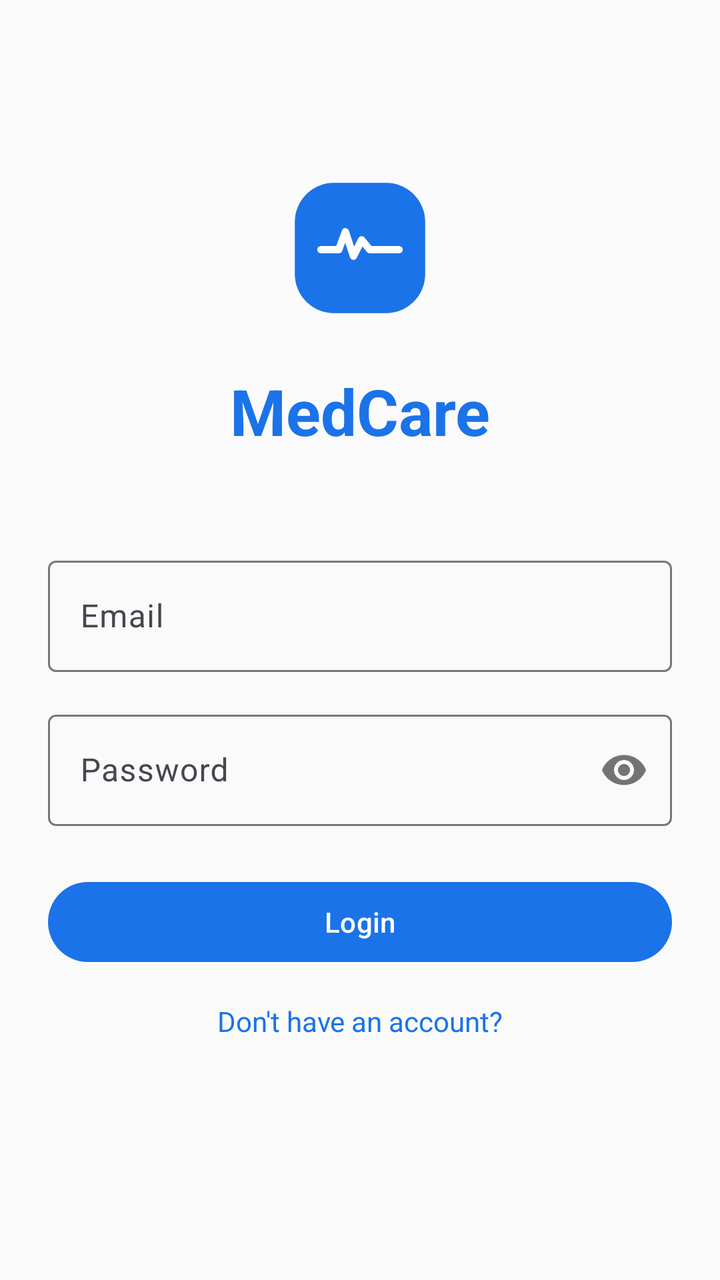
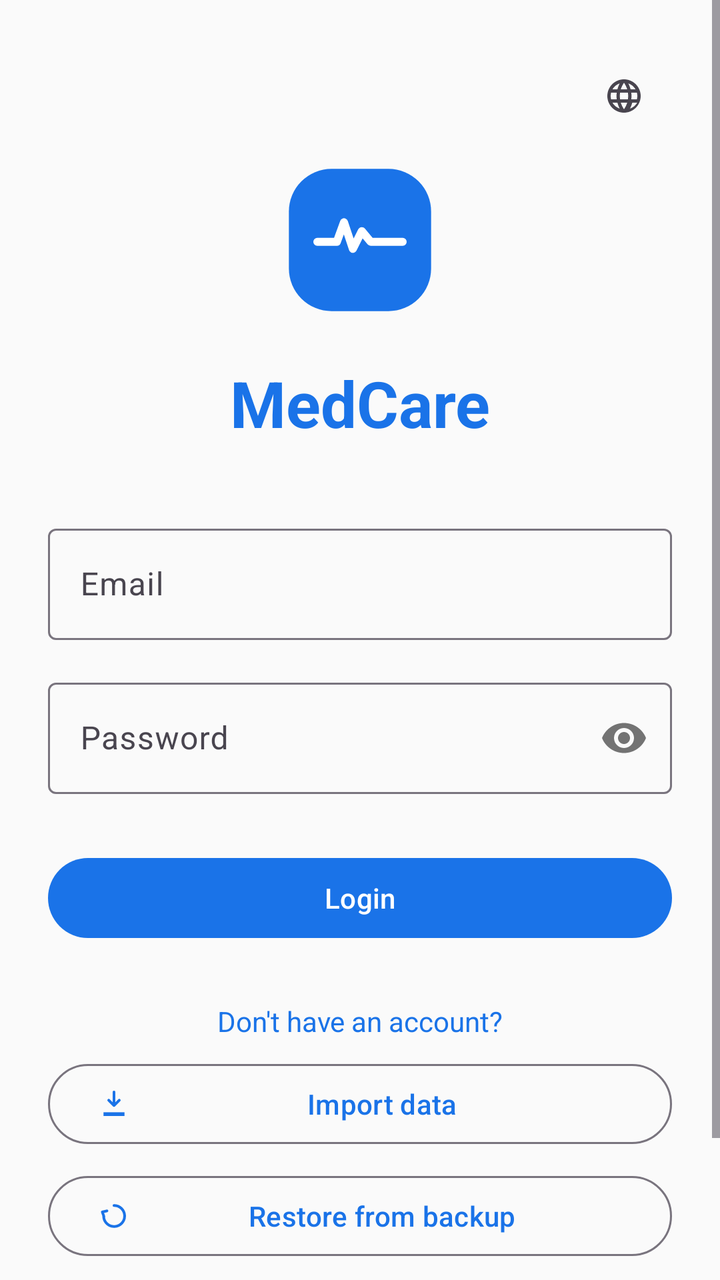

Compare the two renders of this Android layout. The source of the first and the diff that turns it into the second are given below.
<!-- AndroidManifest.xml: application theme Theme.MedCare -->
<!-- res/layout/fragment_login.xml -->
<?xml version="1.0" encoding="utf-8"?>
<ScrollView xmlns:android="http://schemas.android.com/apk/res/android"
    xmlns:app="http://schemas.android.com/apk/res-auto"
    android:layout_width="match_parent"
    android:layout_height="match_parent">

    <androidx.constraintlayout.widget.ConstraintLayout
        android:layout_width="match_parent"
        android:layout_height="wrap_content"
        android:padding="@dimen/margin_large">

        <ImageView
            android:id="@+id/app_logo"
            android:layout_width="88dp"
            android:layout_height="88dp"
            android:layout_marginTop="56dp"
            android:contentDescription="@string/app_name"
            android:src="@drawable/ic_app_logo"
            app:layout_constraintEnd_toEndOf="parent"
            app:layout_constraintStart_toStartOf="parent"
            app:layout_constraintTop_toTopOf="parent" />

        <TextView
            android:id="@+id/app_title"
            android:layout_width="wrap_content"
            android:layout_height="wrap_content"
            android:layout_marginTop="16dp"
            android:text="@string/app_name"
            android:textAppearance="@style/TextAppearance.Material3.HeadlineLarge"
            android:textColor="?attr/colorPrimary"
            android:textStyle="bold"
            app:layout_constraintEnd_toEndOf="parent"
            app:layout_constraintStart_toStartOf="parent"
            app:layout_constraintTop_toBottomOf="@id/app_logo" />

        <com.google.android.material.textfield.TextInputLayout
            android:id="@+id/email_layout"
            style="@style/Widget.Material3.TextInputLayout.OutlinedBox"
            android:layout_width="0dp"
            android:layout_height="wrap_content"
            android:layout_marginTop="48dp"
            android:hint="@string/email"
            app:layout_constraintEnd_toEndOf="parent"
            app:layout_constraintStart_toStartOf="parent"
            app:layout_constraintTop_toBottomOf="@id/app_title">

            <com.google.android.material.textfield.TextInputEditText
                android:id="@+id/email_input"
                android:layout_width="match_parent"
                android:layout_height="wrap_content"
                android:inputType="textEmailAddress"
                android:imeOptions="actionNext" />
        </com.google.android.material.textfield.TextInputLayout>

        <com.google.android.material.textfield.TextInputLayout
            android:id="@+id/password_layout"
            style="@style/Widget.Material3.TextInputLayout.OutlinedBox"
            android:layout_width="0dp"
            android:layout_height="wrap_content"
            android:layout_marginTop="16dp"
            android:hint="@string/password"
            app:passwordToggleEnabled="true"
            app:layout_constraintEnd_toEndOf="parent"
            app:layout_constraintStart_toStartOf="parent"
            app:layout_constraintTop_toBottomOf="@id/email_layout">

            <com.google.android.material.textfield.TextInputEditText
                android:id="@+id/password_input"
                android:layout_width="match_parent"
                android:layout_height="wrap_content"
                android:inputType="textPassword"
                android:imeOptions="actionDone" />
        </com.google.android.material.textfield.TextInputLayout>

        <com.google.android.material.button.MaterialButton
            android:id="@+id/login_button"
            android:layout_width="0dp"
            android:layout_height="wrap_content"
            android:layout_marginTop="24dp"
            android:text="@string/login"
            app:layout_constraintEnd_toEndOf="parent"
            app:layout_constraintStart_toStartOf="parent"
            app:layout_constraintTop_toBottomOf="@id/password_layout" />

        <TextView
            android:id="@+id/register_link"
            android:layout_width="wrap_content"
            android:layout_height="wrap_content"
            android:layout_marginTop="16dp"
            android:layout_marginBottom="24dp"
            android:text="@string/no_account"
            android:textColor="?attr/colorPrimary"
            app:layout_constraintEnd_toEndOf="parent"
            app:layout_constraintStart_toStartOf="parent"
            app:layout_constraintTop_toBottomOf="@id/login_button" />

    </androidx.constraintlayout.widget.ConstraintLayout>
</ScrollView>
<!-- resources referenced by this layout -->
<resources>
  <!-- drawable ic_app_logo (drawable) -->
  <?xml version="1.0" encoding="utf-8"?>
  <vector xmlns:android="http://schemas.android.com/apk/res/android"
      android:width="108dp"
      android:height="108dp"
      android:viewportWidth="108"
      android:viewportHeight="108">
  
      
      <path
          android:fillColor="?attr/colorPrimary"
          android:pathData="M38,14 h32 a24,24 0 0 1 24,24 v32 a24,24 0 0 1 -24,24 h-32 a24,24 0 0 1 -24,-24 v-32 a24,24 0 0 1 24,-24 z" />
  
      
      <path
          android:pathData="M30,55 L41,55 L45,44 L50,59 L55,49 L60,55 L78,55"
          android:fillColor="#00000000"
          android:strokeColor="?attr/colorOnPrimary"
          android:strokeWidth="4.5"
          android:strokeLineCap="round"
          android:strokeLineJoin="round" />
  </vector>
  <!-- unchanged entries left out for length: 29 -->
</resources>

<!-- the commit's change to res/layout/fragment_login.xml (unified diff, before → after) -->
@@ -2,18 +2,30 @@
 <ScrollView xmlns:android="http://schemas.android.com/apk/res/android"
     xmlns:app="http://schemas.android.com/apk/res-auto"
     android:layout_width="match_parent"
-    android:layout_height="match_parent">
+    android:layout_height="match_parent"
+    android:fillViewport="true">
 
     <androidx.constraintlayout.widget.ConstraintLayout
         android:layout_width="match_parent"
-        android:layout_height="wrap_content"
+        android:layout_height="match_parent"
         android:padding="@dimen/margin_large">
+
+        <com.google.android.material.button.MaterialButton
+            android:id="@+id/login_language_button"
+            style="@style/Widget.Material3.Button.IconButton"
+            android:layout_width="wrap_content"
+            android:layout_height="wrap_content"
+            android:contentDescription="@string/language_section"
+            app:icon="@drawable/ic_language"
+            app:iconTint="?attr/colorOnSurfaceVariant"
+            app:layout_constraintEnd_toEndOf="parent"
+            app:layout_constraintTop_toTopOf="parent" />
 
         <ImageView
             android:id="@+id/app_logo"
-            android:layout_width="88dp"
-            android:layout_height="88dp"
-            android:layout_marginTop="56dp"
+            android:layout_width="96dp"
+            android:layout_height="96dp"
+            android:layout_marginTop="48dp"
             android:contentDescription="@string/app_name"
             android:src="@drawable/ic_app_logo"
             app:layout_constraintEnd_toEndOf="parent"
@@ -24,7 +36,7 @@
             android:id="@+id/app_title"
             android:layout_width="wrap_content"
             android:layout_height="wrap_content"
-            android:layout_marginTop="16dp"
+            android:layout_marginTop="12dp"
             android:text="@string/app_name"
             android:textAppearance="@style/TextAppearance.Material3.HeadlineLarge"
             android:textColor="?attr/colorPrimary"
@@ -38,7 +50,7 @@
             style="@style/Widget.Material3.TextInputLayout.OutlinedBox"
             android:layout_width="0dp"
             android:layout_height="wrap_content"
-            android:layout_marginTop="48dp"
+            android:layout_marginTop="36dp"
             android:hint="@string/email"
             app:layout_constraintEnd_toEndOf="parent"
             app:layout_constraintStart_toStartOf="parent"
@@ -76,7 +88,7 @@
             android:id="@+id/login_button"
             android:layout_width="0dp"
             android:layout_height="wrap_content"
-            android:layout_marginTop="24dp"
+            android:layout_marginTop="28dp"
             android:text="@string/login"
             app:layout_constraintEnd_toEndOf="parent"
             app:layout_constraintStart_toStartOf="parent"
@@ -86,13 +98,53 @@
             android:id="@+id/register_link"
             android:layout_width="wrap_content"
             android:layout_height="wrap_content"
-            android:layout_marginTop="16dp"
-            android:layout_marginBottom="24dp"
+            android:layout_marginTop="20dp"
+            android:padding="8dp"
             android:text="@string/no_account"
             android:textColor="?attr/colorPrimary"
             app:layout_constraintEnd_toEndOf="parent"
             app:layout_constraintStart_toStartOf="parent"
             app:layout_constraintTop_toBottomOf="@id/login_button" />
 
+        <LinearLayout
+            android:id="@+id/bottom_group"
+            android:layout_width="0dp"
+            android:layout_height="wrap_content"
+            android:orientation="vertical"
+            app:layout_constraintBottom_toBottomOf="parent"
+            app:layout_constraintEnd_toEndOf="parent"
+            app:layout_constraintStart_toStartOf="parent"
+            app:layout_constraintTop_toBottomOf="@id/register_link"
+            app:layout_constraintVertical_bias="1">
+
+            <com.google.android.material.button.MaterialButton
+                android:id="@+id/import_button"
+                style="@style/Widget.Material3.Button.OutlinedButton"
+                android:layout_width="match_parent"
+                android:layout_height="wrap_content"
+                android:text="@string/import_data"
+                app:icon="@drawable/ic_import" />
+
+            <com.google.android.material.button.MaterialButton
+                android:id="@+id/restore_button"
+                style="@style/Widget.Material3.Button.OutlinedButton"
+                android:layout_width="match_parent"
+                android:layout_height="wrap_content"
+                android:layout_marginTop="8dp"
+                android:text="@string/restore_from_backup"
+                app:icon="@drawable/ic_restore" />
+
+            <com.google.android.material.button.MaterialButton
+                android:id="@+id/transfer_button"
+                style="@style/Widget.Material3.Button.OutlinedButton"
+                android:layout_width="match_parent"
+                android:layout_height="wrap_content"
+                android:layout_marginTop="8dp"
+                android:layout_marginBottom="8dp"
+                android:text="@string/transfer_from_old_phone"
+                app:icon="@drawable/ic_transfer" />
+
+        </LinearLayout>
+
     </androidx.constraintlayout.widget.ConstraintLayout>
 </ScrollView>
<!-- resource entries referenced after the edit -->
@@ -8,12 +8,10 @@
       android:viewportWidth="108"
       android:viewportHeight="108">
   
-      
       <path
           android:fillColor="?attr/colorPrimary"
           android:pathData="M38,14 h32 a24,24 0 0 1 24,24 v32 a24,24 0 0 1 -24,24 h-32 a24,24 0 0 1 -24,-24 v-32 a24,24 0 0 1 24,-24 z" />
   
-      
       <path
           android:pathData="M30,55 L41,55 L45,44 L50,59 L55,49 L60,55 L78,55"
           android:fillColor="#00000000"
@@ -22,6 +20,68 @@
           android:strokeLineCap="round"
           android:strokeLineJoin="round" />
   </vector>
+  <!-- drawable ic_import (drawable) -->
+  <?xml version="1.0" encoding="utf-8"?>
+  <vector xmlns:android="http://schemas.android.com/apk/res/android"
+      android:width="24dp"
+      android:height="24dp"
+      android:viewportWidth="24"
+      android:viewportHeight="24">
+      <path
+          android:fillColor="#00000000"
+          android:strokeColor="#000000"
+          android:strokeWidth="1.8"
+          android:strokeLineCap="round"
+          android:strokeLineJoin="round"
+          android:pathData="M12,4 L12,13 M8.5,9.5 L12,13 L15.5,9.5" />
+      <path
+          android:fillColor="#000000"
+          android:pathData="M5,17.5 L19,17.5 L19,20 L5,20 Z" />
+  </vector>
+  <!-- drawable ic_language (drawable) -->
+  <vector xmlns:android="http://schemas.android.com/apk/res/android"
+      android:width="24dp"
+      android:height="24dp"
+      android:viewportWidth="24.0"
+      android:viewportHeight="24.0">
+      <path
+          android:fillColor="#FF000000"
+          android:pathData="M11.99,2C6.47,2 2,6.48 2,12c0,5.52 4.47,10 9.99,10C17.52,22 22,17.52 22,12S17.52,2 11.99,2zM18.92,8h-2.95c-0.32,-1.25 -0.78,-2.45 -1.38,-3.56 1.84,0.63 3.37,1.91 4.33,3.56zM12,4.04c0.83,1.2 1.48,2.53 1.91,3.96h-3.82c0.43,-1.43 1.08,-2.76 1.91,-3.96zM4.26,14C4.1,13.36 4,12.69 4,12s0.1,-1.36 0.26,-2h3.38c-0.08,0.66 -0.14,1.32 -0.14,2 0,0.68 0.06,1.34 0.14,2L4.26,14zM5.08,16h2.95c0.32,1.25 0.78,2.45 1.38,3.56 -1.84,-0.63 -3.37,-1.9 -4.33,-3.56zM8.03,8L5.08,8c0.96,-1.66 2.49,-2.93 4.33,-3.56 -0.6,1.11 -1.06,2.31 -1.38,3.56zM12,19.96c-0.83,-1.2 -1.48,-2.53 -1.91,-3.96h3.82c-0.43,1.43 -1.08,2.76 -1.91,3.96zM14.34,14L9.66,14c-0.09,-0.66 -0.16,-1.32 -0.16,-2s0.07,-1.35 0.16,-2h4.68c0.09,0.65 0.16,1.32 0.16,2s-0.07,1.34 -0.16,2zM15.59,19.56c0.6,-1.11 1.06,-2.31 1.38,-3.56h2.95c-0.96,1.65 -2.49,2.93 -4.33,3.56zM16.36,14c0.08,-0.66 0.14,-1.32 0.14,-2s-0.06,-1.34 -0.14,-2h3.38c0.16,0.64 0.26,1.31 0.26,2s-0.1,1.36 -0.26,2L16.36,14z" />
+  </vector>
+  <!-- drawable ic_restore (drawable) -->
+  <?xml version="1.0" encoding="utf-8"?>
+  <vector xmlns:android="http://schemas.android.com/apk/res/android"
+      android:width="24dp"
+      android:height="24dp"
+      android:viewportWidth="24"
+      android:viewportHeight="24">
+      <path
+          android:fillColor="#00000000"
+          android:strokeColor="#000000"
+          android:strokeWidth="1.8"
+          android:strokeLineCap="round"
+          android:strokeLineJoin="round"
+          android:pathData="M12,5 A7,7 0 1 1 5.1,12.4 M5.3,12.4 L4.2,9.3 L7.3,8.6" />
+  </vector>
+  <!-- drawable ic_transfer (drawable) -->
+  <?xml version="1.0" encoding="utf-8"?>
+  <vector xmlns:android="http://schemas.android.com/apk/res/android"
+      android:width="24dp"
+      android:height="24dp"
+      android:viewportWidth="24"
+      android:viewportHeight="24">
+      <path
+          android:fillColor="#00000000"
+          android:strokeColor="#000000"
+          android:strokeWidth="1.8"
+          android:strokeLineCap="round"
+          android:strokeLineJoin="round"
+          android:pathData="M3,8 L16,8 M13,5 L16,8 L13,11 M21,16 L8,16 M11,13 L8,16 L11,19" />
+  </vector>
+  <string name="import_data">Import data</string>
+  <string name="language_section">Language</string>
+  <string name="restore_from_backup">Restore from backup</string>
+  <string name="transfer_from_old_phone">Transfer from old phone</string>
   <!-- unchanged entries left out for length: 29 -->
 </resources>
 
